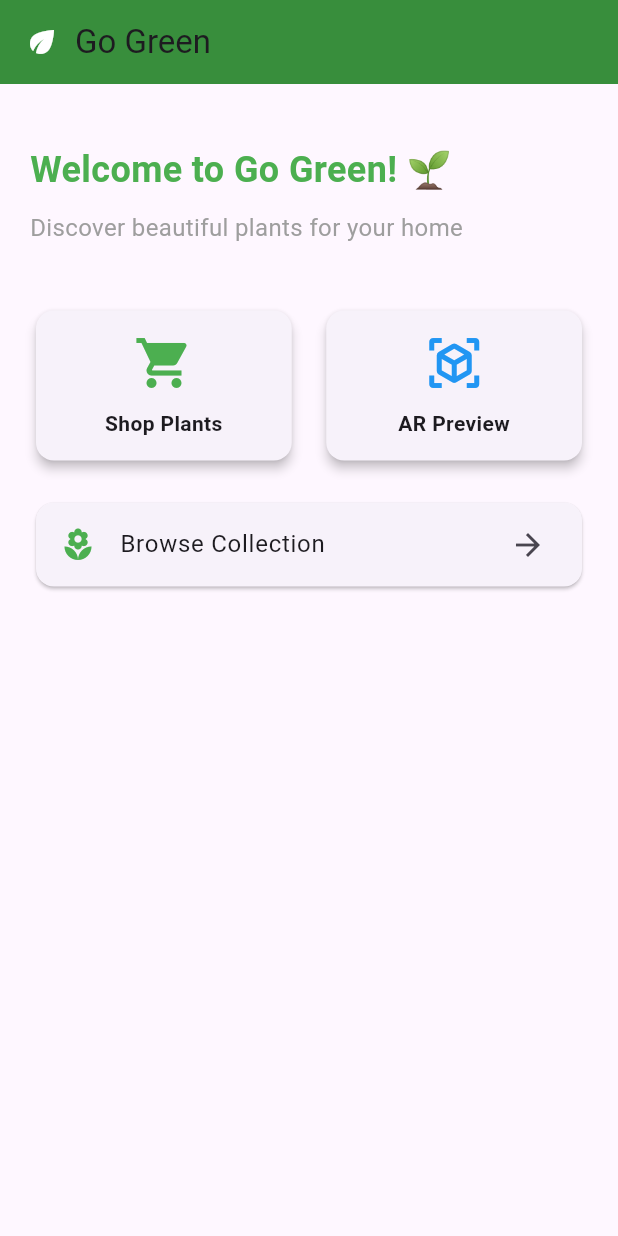
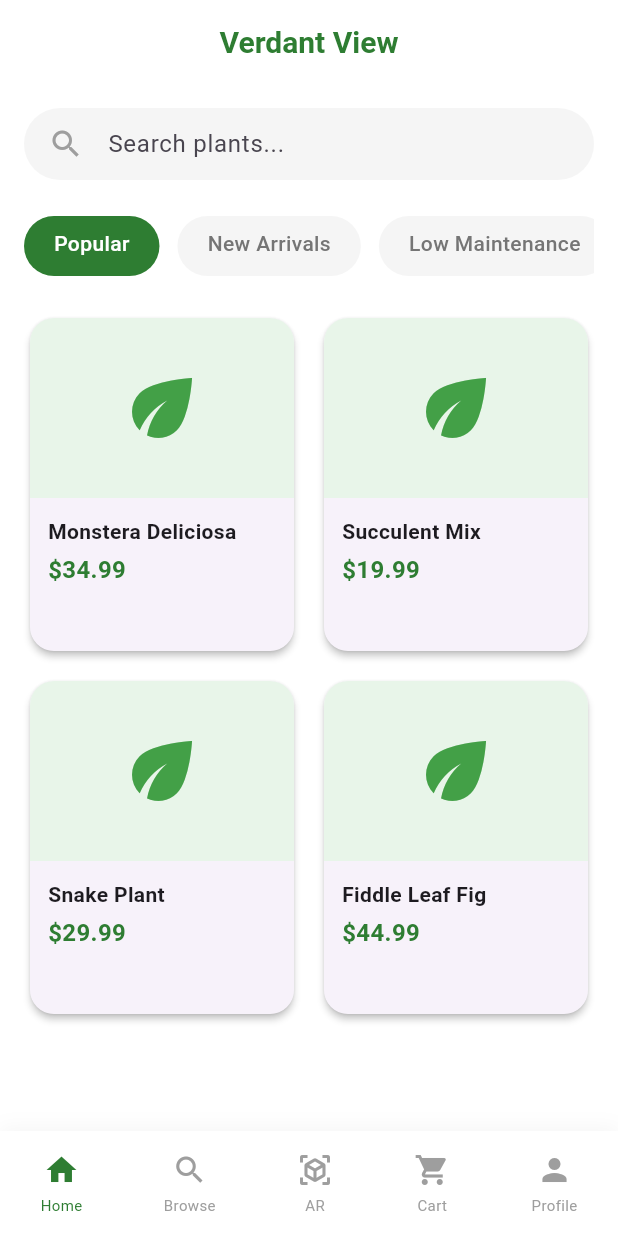
Before and after one commit to Naharkh/go-green-plant-shop, a Flutter app: the HomeScreen screen opened directly, on a phone screen of 412 x 824 dp. Run offline on Flutter 3.47's test engine with Material 3 defaults, Android fonts, the phone set to English and light mode, and no system bars.

Commit message:
Fix errors and complete Verdant View main screen

```diff
--- a/lib/main.dart
+++ b/lib/main.dart
@@ -1,4 +1,5 @@
 import 'package:flutter/material.dart';
+// Removed unused import
 
 void main() {
   runApp(const PlantShopApp());
@@ -11,12 +12,40 @@ class PlantShopApp extends StatelessWidget {
   Widget build(BuildContext context) {
     return MaterialApp(
       debugShowCheckedModeBanner: false,
-      title: 'Go Green Plant Shop',
+      title: 'Verdant View',
       theme: ThemeData(
         primarySwatch: Colors.green,
         useMaterial3: true,
       ),
-      home: const HomeScreen(),
+      home: const PhoneFrame(child: HomeScreen()),
+    );
+  }
+}
+
+class PhoneFrame extends StatelessWidget {
+  final Widget child;
+
+  const PhoneFrame({super.key, required this.child});
+
+  @override
+  Widget build(BuildContext context) {
+    return Scaffold(
+      backgroundColor: Colors.black,
+      body: Center(
+        child: Container(
+          width: 375,
+          height: 812,
+          decoration: BoxDecoration(
+            color: Colors.white,
+            borderRadius: BorderRadius.circular(40),
+            border: Border.all(color: Colors.black, width: 10),
+          ),
+          child: ClipRRect(
+            borderRadius: BorderRadius.circular(30),
+            child: child,
+          ),
+        ),
+      ),
     );
   }
 }
@@ -27,100 +56,206 @@ class HomeScreen extends StatelessWidget {
   @override
   Widget build(BuildContext context) {
     return Scaffold(
+      backgroundColor: Colors.white,
       appBar: AppBar(
-        title: const Row(
-          children: [
-            Icon(Icons.eco, color: Colors.white),
-            SizedBox(width: 10),
-            Text('Go Green'),
-          ],
+        title: const Text(
+          'Verdant View',
+          style: TextStyle(
+            fontWeight: FontWeight.bold,
+            fontSize: 20,
           ),
-        backgroundColor: Colors.green[700],
         ),
-      body: Padding(
-        padding: const EdgeInsets.all(20.0),
+        backgroundColor: Colors.white,
+        foregroundColor: Colors.green[800],
+        elevation: 0,
+        centerTitle: true,
+      ),
+      body: SingleChildScrollView(
+        padding: const EdgeInsets.all(16),
         child: Column(
           crossAxisAlignment: CrossAxisAlignment.start,
           children: [
-            // Welcome section
-            const SizedBox(height: 20),
-            const Text(
-              'Welcome to Go Green! 🌱',
-              style: TextStyle(
-                fontSize: 24,
-                fontWeight: FontWeight.bold,
-                color: Colors.green,
+            // Search Bar
+            Container(
+              padding: const EdgeInsets.symmetric(horizontal: 16),
+              decoration: BoxDecoration(
+                color: Colors.grey[100],
+                borderRadius: BorderRadius.circular(25),
+              ),
+              child: const TextField(
+                decoration: InputDecoration(
+                  hintText: 'Search plants...',
+                  border: InputBorder.none,
+                  icon: Icon(Icons.search, color: Colors.grey),
                 ),
               ),
-            const SizedBox(height: 10),
-            const Text(
-              'Discover beautiful plants for your home',
-              style: TextStyle(fontSize: 16, color: Colors.grey),
             ),
 
-            const SizedBox(height: 40),
+            const SizedBox(height: 24),
 
-            // Features grid
-            Row(
+            // Categories
+            SizedBox(
+              height: 40,
+              child: ListView(
+                scrollDirection: Axis.horizontal,
                 children: [
-                Expanded(
-                  child: _buildFeatureCard(
-                    icon: Icons.shopping_cart,
-                    title: 'Shop Plants',
-                    color: Colors.green,
+                  _buildCategory('Popular', true),
+                  _buildCategory('New Arrivals', false),
+                  _buildCategory('Low Maintenance', false),
+                ],
               ),
             ),
-                const SizedBox(width: 15),
-                Expanded(
-                  child: _buildFeatureCard(
-                    icon: Icons.view_in_ar,
-                    title: 'AR Preview',
-                    color: Colors.blue,
+
+            const SizedBox(height: 24),
+
+            // Plant Grid
+            GridView.builder(
+              shrinkWrap: true,
+              physics: const NeverScrollableScrollPhysics(),
+              gridDelegate: const SliverGridDelegateWithFixedCrossAxisCount(
+                crossAxisCount: 2,
+                crossAxisSpacing: 12,
+                mainAxisSpacing: 12,
+                childAspectRatio: 0.8,
               ),
+              itemCount: 4,
+              itemBuilder: (context, index) {
+                return _buildPlantCard(index);
+              },
             ),
           ],
         ),
+      ),
 
-            const SizedBox(height: 20),
-
-            // Quick actions
-            Card(
-              child: ListTile(
-                leading: const Icon(Icons.local_florist, color: Colors.green),
-                title: const Text('Browse Collection'),
-                trailing: const Icon(Icons.arrow_forward),
-                onTap: () {
-                  // TODO: Navigate to plant list
-                },
+      // Bottom Navigation Bar
+      bottomNavigationBar: Container(
+        height: 70,
+        decoration: BoxDecoration(
+          color: Colors.white,
+          boxShadow: [
+            BoxShadow(
+              color: Colors.grey.withOpacity(0.1),
+              blurRadius: 10,
+              offset: const Offset(0, -2),
             ),
+          ],
         ),
+        child: Row(
+          mainAxisAlignment: MainAxisAlignment.spaceAround,
+          children: [
+            _buildNavItem(Icons.home, 'Home', true),
+            _buildNavItem(Icons.search, 'Browse', false),
+            _buildNavItem(Icons.view_in_ar, 'AR', false),
+            _buildNavItem(Icons.shopping_cart, 'Cart', false),
+            _buildNavItem(Icons.person, 'Profile', false),
           ],
         ),
       ),
     );
   }
 
-  Widget _buildFeatureCard({
-    required IconData icon,
-    required String title,
-    required Color color,
-  }) {
+  Widget _buildCategory(String text, bool isActive) {
+    return Container(
+      margin: const EdgeInsets.only(right: 12),
+      padding: const EdgeInsets.symmetric(horizontal: 20, vertical: 8),
+      decoration: BoxDecoration(
+        color: isActive ? Colors.green[800] : Colors.grey[100],
+        borderRadius: BorderRadius.circular(20),
+      ),
+      child: Text(
+        text,
+        style: TextStyle(
+          color: isActive ? Colors.white : Colors.grey[600],
+          fontWeight: FontWeight.w500,
+        ),
+      ),
+    );
+  }
+
+  Widget _buildPlantCard(int index) {
+    final plants = [
+      {'name': 'Monstera Deliciosa', 'price': 34.99},
+      {'name': 'Succulent Mix', 'price': 19.99},
+      {'name': 'Snake Plant', 'price': 29.99},
+      {'name': 'Fiddle Leaf Fig', 'price': 44.99},
+    ];
+
+    final plant = plants[index];
+
     return Card(
-      elevation: 3,
-      child: Padding(
-        padding: const EdgeInsets.all(15),
+      elevation: 2,
+      shape: RoundedRectangleBorder(borderRadius: BorderRadius.circular(16)),
       child: Column(
+        crossAxisAlignment: CrossAxisAlignment.start,
         children: [
-            Icon(icon, size: 40, color: color),
-            const SizedBox(height: 10),
+          // Plant Image
+          Container(
+            height: 120,
+            width: double.infinity,
+            decoration: BoxDecoration(
+              color: Colors.green[50],
+              borderRadius: const BorderRadius.only(
+                topLeft: Radius.circular(16),
+                topRight: Radius.circular(16),
+              ),
+            ),
+            child: Icon(
+              Icons.eco,
+              size: 60,
+              color: Colors.green[600],
+            ),
+          ),
+
+          // Plant Info
+          Padding(
+            padding: const EdgeInsets.all(12),
+            child: Column(
+              crossAxisAlignment: CrossAxisAlignment.start,
+              children: [
                 Text(
-              title,
-              style: const TextStyle(fontWeight: FontWeight.bold),
-              textAlign: TextAlign.center,
+                  plant['name'] as String, // FIX: Added type casting
+                  style: const TextStyle(
+                    fontWeight: FontWeight.bold,
+                    fontSize: 14,
+                  ),
+                  maxLines: 2,
+                  overflow: TextOverflow.ellipsis,
+                ),
+                const SizedBox(height: 4),
+                Text(
+                  '\$${plant['price']}', // This will work with dynamic type
+                  style: TextStyle(
+                    fontSize: 16,
+                    fontWeight: FontWeight.bold,
+                    color: Colors.green[800],
+                  ),
                 ),
               ],
             ),
           ),
+        ],
+      ),
+    );
+  }
+
+  Widget _buildNavItem(IconData icon, String label, bool isActive) {
+    return Column(
+      mainAxisAlignment: MainAxisAlignment.center,
+      children: [
+        Icon(
+          icon,
+          color: isActive ? Colors.green[800] : Colors.grey,
+          size: 24,
+        ),
+        const SizedBox(height: 4),
+        Text(
+          label,
+          style: TextStyle(
+            fontSize: 10,
+            color: isActive ? Colors.green[800] : Colors.grey,
+          ),
+        ),
+      ],
     );
   }
 }
--- /dev/null
+++ b/lib/models/plant.dart
@@ -0,0 +1,35 @@
+class Plant {
+  final String name;
+  final double price;
+  final String imageUrl;
+  final String description;
+
+  Plant({
+    required this.name,
+    required this.price,
+    required this.imageUrl,
+    required this.description,
+  });
+}
+
+// Sample plant list
+List<Plant> plants = [
+  Plant(
+    name: "Snake Plant",
+    price: 29.99,
+    imageUrl: "assets/snake_plant.jpg",
+    description: "Low maintenance plant that purifies air"
+  ),
+  Plant(
+    name: "Monstera",
+    price: 39.99,
+    imageUrl: "assets/monstera.jpg",
+    description: "Beautiful tropical plant with unique leaf patterns"
+  ),
+  Plant(
+    name: "Fiddle Leaf Fig",
+    price: 49.99,
+    imageUrl: "assets/fig.jpg",
+    description: "Popular indoor tree with large violin-shaped leaves"
+  ),
+];
```
Also changed, not shown: lib/screens/plant_catalog.dart (added, +111 -0 lines), 1 other file. Lines whose indentation alone changed are shown as unchanged.
